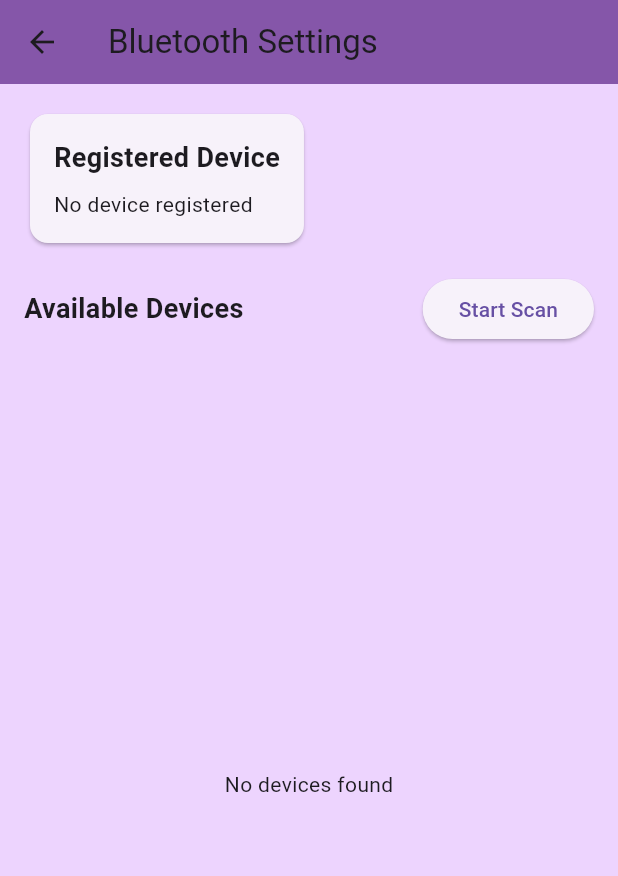
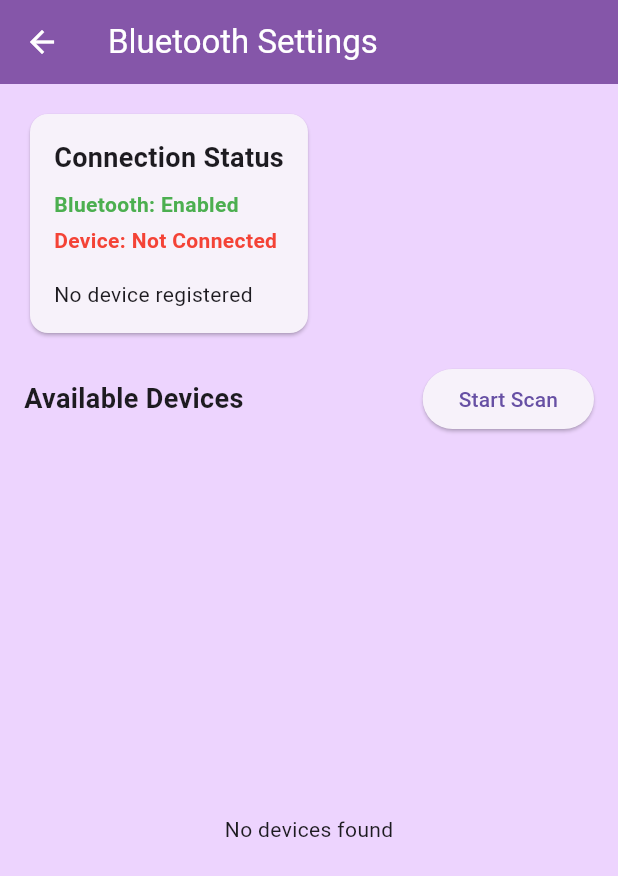
Before and after one commit to Nolelle/headphonemobileapp, a Flutter app: the BluetoothSettingsPage screen opened directly, on a phone screen of 412 x 824 dp. Shown: the top 876 px of the screen. Run offline on Flutter 3.47's test engine with Material 3 defaults, Android fonts, the phone set to English and light mode, and no system bars; our stand-ins replace audioplayers, flutter_blue_plus, shared_preferences; missing offline and left inert: external_app_launcher; accounts and stored records are empty.

Commit message:
Enhance Bluetooth and Audio Playback with Improved User Experience
- Add reconnection and persistent device management in Bluetooth provider
- Improve Bluetooth settings page with detailed connection status
- Implement audio playback with Bluetooth device routing and status feedback
- Add play/stop toggle for audio with device-specific playback information
- Enhance error handling and user notifications for Bluetooth and audio interactions

```diff
--- a/lib/features/bluetooth/views/screens/bluetooth_settings_page.dart
+++ b/lib/features/bluetooth/views/screens/bluetooth_settings_page.dart
@@ -3,25 +3,33 @@ import 'package:provider/provider.dart';
 import '../../providers/bluetooth_provider.dart';
 import 'package:flutter_blue_plus/flutter_blue_plus.dart';
 
-class BluetoothSettingsPage extends StatelessWidget {
+class BluetoothSettingsPage extends StatefulWidget {
   const BluetoothSettingsPage({super.key});
 
   @override
+  State<BluetoothSettingsPage> createState() => _BluetoothSettingsPageState();
+}
+
+class _BluetoothSettingsPageState extends State<BluetoothSettingsPage> {
+  bool _isReconnecting = false;
+
+  @override
   Widget build(BuildContext context) {
+    return Consumer<BluetoothProvider>(
+      builder: (context, provider, _) {
         return Scaffold(
           appBar: AppBar(
             title: const Text('Bluetooth Settings'),
             backgroundColor: const Color.fromRGBO(133, 86, 169, 1.00),
+            foregroundColor: Colors.white,
           ),
           backgroundColor: const Color.fromRGBO(237, 212, 254, 1.00),
-      body: Consumer<BluetoothProvider>(
-        builder: (context, provider, _) {
-          return Padding(
+          body: Padding(
             padding: const EdgeInsets.all(16.0),
             child: Column(
               crossAxisAlignment: CrossAxisAlignment.start,
               children: [
-                // Registered Device Section
+                // Connection Status Section
                 Card(
                   child: Padding(
                     padding: const EdgeInsets.all(16.0),
@@ -29,15 +37,39 @@ class BluetoothSettingsPage extends StatelessWidget {
                       crossAxisAlignment: CrossAxisAlignment.start,
                       children: [
                         const Text(
-                          'Registered Device',
+                          'Connection Status',
                           style: TextStyle(
                             fontSize: 18,
                             fontWeight: FontWeight.bold,
                           ),
                         ),
                         const SizedBox(height: 8),
+                        Text(
+                          'Bluetooth: ${provider.isBluetoothEnabled ? 'Enabled' : 'Disabled'}',
+                          style: TextStyle(
+                            color: provider.isBluetoothEnabled
+                                ? Colors.green
+                                : Colors.red,
+                            fontWeight: FontWeight.bold,
+                          ),
+                        ),
+                        const SizedBox(height: 4),
+                        Text(
+                          'Device: ${provider.isDeviceConnected ? provider.connectedDeviceName : 'Not Connected'}',
+                          style: TextStyle(
+                            color: provider.isDeviceConnected
+                                ? Colors.green
+                                : Colors.red,
+                            fontWeight: FontWeight.bold,
+                          ),
+                        ),
+                        const SizedBox(height: 16),
                         if (provider.registeredDeviceId != null) ...[
-                          Text('Device ID: ${provider.registeredDeviceId}'),
+                          const Text('Registered Device:'),
+                          Text(
+                            provider.connectedDeviceName,
+                            style: const TextStyle(fontWeight: FontWeight.bold),
+                          ),
                           const SizedBox(height: 8),
                           Row(
                             children: [
@@ -46,10 +78,48 @@ class BluetoothSettingsPage extends StatelessWidget {
                                     ? () {
                                         provider.disconnectDevice();
                                       }
-                                    : null,
-                                child: Text(
+                                    : _isReconnecting
+                                        ? null
+                                        : () async {
+                                            setState(() {
+                                              _isReconnecting = true;
+                                            });
+
+                                            try {
+                                              await provider.reconnectDevice();
+                                            } catch (e) {
+                                              if (mounted) {
+                                                ScaffoldMessenger.of(context)
+                                                    .showSnackBar(
+                                                  SnackBar(
+                                                      content: Text(
+                                                          'Failed to reconnect: $e')),
+                                                );
+                                              }
+                                            } finally {
+                                              if (mounted) {
+                                                setState(() {
+                                                  _isReconnecting = false;
+                                                });
+                                              }
+                                            }
+                                          },
+                                child: _isReconnecting
+                                    ? const SizedBox(
+                                        width: 20,
+                                        height: 20,
+                                        child: CircularProgressIndicator(
+                                          strokeWidth: 2,
+                                          valueColor:
+                                              AlwaysStoppedAnimation<Color>(
+                                                  Colors.white),
+                                        ),
+                                      )
+                                    : Text(
                                         provider.isDeviceConnected
                                             ? 'Disconnect'
+                                            : provider.connectedDevice != null
+                                                ? 'Reconnect'
                                                 : 'Connect',
                                       ),
                               ),
@@ -127,9 +197,9 @@ class BluetoothSettingsPage extends StatelessWidget {
                 ),
               ],
             ),
+          ),
         );
       },
-      ),
     );
   }
 
```
Also changed, not shown: lib/features/bluetooth/providers/bluetooth_provider.dart (+83 -5 lines), lib/features/presets/views/screens/preset_list_page.dart (+80 -13 lines). Lines whose indentation alone changed are shown as unchanged.
